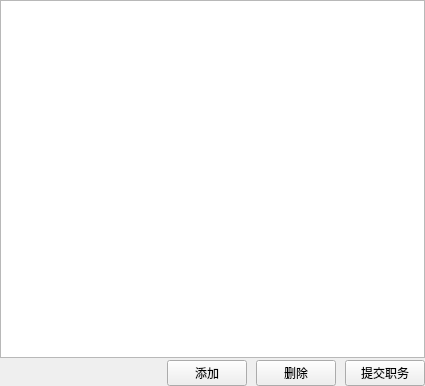
First picture: the form in cosmetic_src/Staff/job.ui, repository oaheiw/darwinner, before the edit.
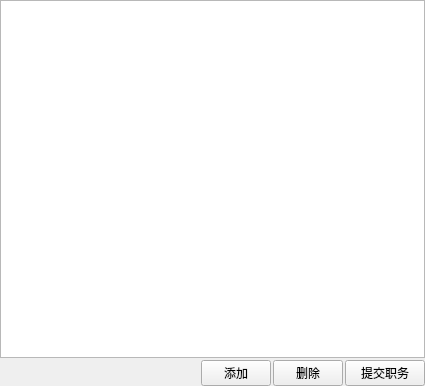
Second picture: the form after the edit. Icons and pictures are not drawn.

Patch:
```diff
--- a/cosmetic_src/Staff/job.ui
+++ b/cosmetic_src/Staff/job.ui
@@ -38,7 +38,7 @@
    <item>
     <layout class="QHBoxLayout" name="horizontalLayout" stretch="0,0,0,0">
      <property name="spacing">
-      <number>9</number>
+      <number>2</number>
      </property>
      <item>
       <spacer name="horizontalSpacer">
@@ -63,10 +63,16 @@
        </property>
        <property name="minimumSize">
         <size>
-         <width>0</width>
+         <width>60</width>
          <height>20</height>
         </size>
        </property>
+       <property name="maximumSize">
+        <size>
+         <width>70</width>
+         <height>16777215</height>
+        </size>
+       </property>
        <property name="text">
         <string>添加</string>
        </property>
@@ -82,10 +88,16 @@
        </property>
        <property name="minimumSize">
         <size>
-         <width>0</width>
+         <width>60</width>
          <height>20</height>
         </size>
        </property>
+       <property name="maximumSize">
+        <size>
+         <width>70</width>
+         <height>16777215</height>
+        </size>
+       </property>
        <property name="text">
         <string>删除</string>
        </property>
```
Left out of the diff: 24 changed lines with no effect on the pictures.
